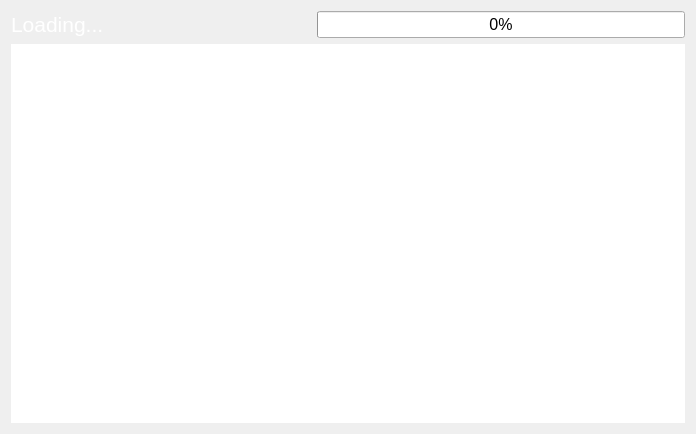
Old version of the form UI/download.ui in the repository UjwalReddy267/COMIC_SD.
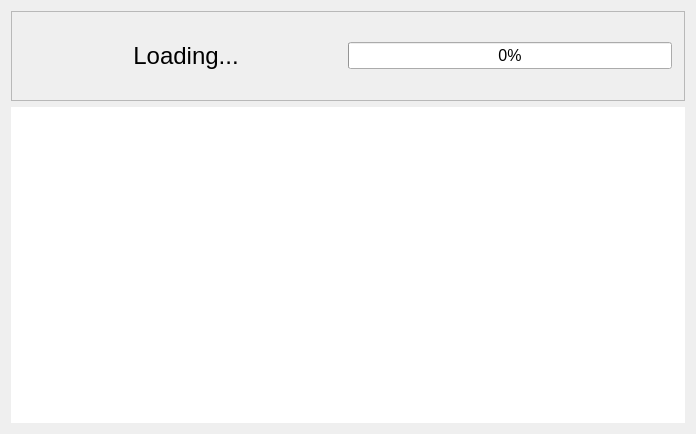
New version of the form.

Commit message: Bug Fixes Changed color scheme

Diff of the .ui file:
```diff
--- a/UI/download.ui
+++ b/UI/download.ui
@@ -21,17 +21,50 @@
   <property name="windowTitle">
    <string>Form</string>
   </property>
-  <layout class="QVBoxLayout" name="verticalLayout_2">
+  <layout class="QVBoxLayout" name="verticalLayout">
+   <item>
+    <widget class="QFrame" name="mainProgressFrame">
+     <property name="frameShape">
+      <enum>QFrame::StyledPanel</enum>
+     </property>
+     <property name="frameShadow">
+      <enum>QFrame::Raised</enum>
+     </property>
+     <layout class="QHBoxLayout" name="horizontalLayout">
+      <property name="spacing">
+       <number>0</number>
+      </property>
+      <property name="leftMargin">
+       <number>6</number>
+      </property>
+      <property name="topMargin">
+       <number>30</number>
+      </property>
+      <property name="rightMargin">
+       <number>6</number>
+      </property>
+      <property name="bottomMargin">
+       <number>30</number>
+      </property>
    <item>
     <layout class="QHBoxLayout" name="horizontalLayout_4">
+        <property name="spacing">
+         <number>0</number>
+        </property>
      <property name="leftMargin">
-      <number>0</number>
+         <number>6</number>
      </property>
      <property name="rightMargin">
-      <number>0</number>
+         <number>6</number>
      </property>
      <item>
       <widget class="QLabel" name="downloadNameLabel">
+          <property name="sizePolicy">
+           <sizepolicy hsizetype="Expanding" vsizetype="Preferred">
+            <horstretch>0</horstretch>
+            <verstretch>0</verstretch>
+           </sizepolicy>
+          </property>
        <property name="minimumSize">
         <size>
          <width>300</width>
@@ -40,17 +73,18 @@
        </property>
        <property name="font">
         <font>
-         <pointsize>16</pointsize>
+            <pointsize>18</pointsize>
+            <stylestrategy>PreferDefault</stylestrategy>
         </font>
        </property>
        <property name="styleSheet">
-        <string notr="true">color:#ffffff</string>
+           <string notr="true"/>
        </property>
        <property name="text">
         <string>Loading...</string>
        </property>
        <property name="alignment">
-        <set>Qt::AlignLeading|Qt::AlignLeft|Qt::AlignVCenter</set>
+           <set>Qt::AlignCenter</set>
        </property>
        <property name="wordWrap">
         <bool>true</bool>
@@ -62,6 +96,12 @@
        <property name="enabled">
         <bool>true</bool>
        </property>
+          <property name="sizePolicy">
+           <sizepolicy hsizetype="MinimumExpanding" vsizetype="Fixed">
+            <horstretch>0</horstretch>
+            <verstretch>0</verstretch>
+           </sizepolicy>
+          </property>
        <property name="font">
         <font>
          <pointsize>12</pointsize>
@@ -78,11 +118,14 @@
      </item>
     </layout>
    </item>
+     </layout>
+    </widget>
+   </item>
    <item>
     <widget class="QListWidget" name="progressList">
      <property name="font">
       <font>
-       <pointsize>12</pointsize>
+       <pointsize>16</pointsize>
        <stylestrategy>PreferDefault</stylestrategy>
       </font>
      </property>
```
Lines whose indentation alone changed are shown as unchanged. The commit also changes 8 other files.
